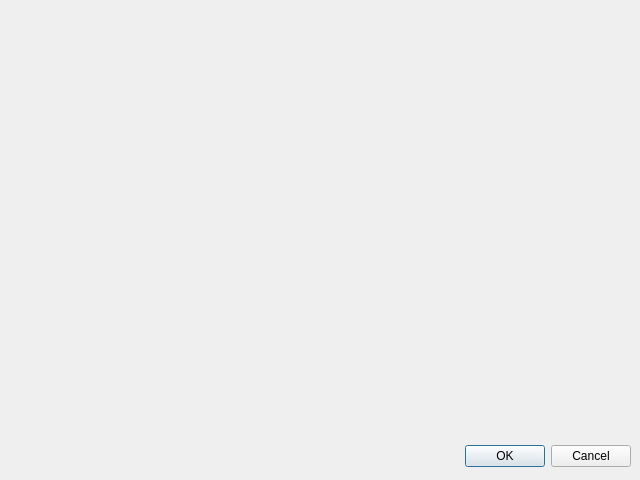
First picture: the form in samplinkdialog.ui, repository taywon18/taycrayon, before the edit.
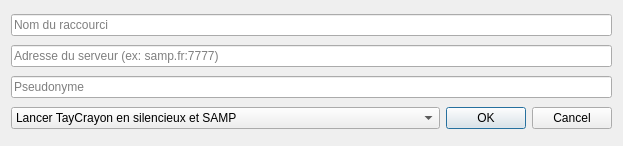
Second picture: the form after the edit. Icons and pictures are not drawn.

The edit to the form file:
```diff
--- a/samplinkdialog.ui
+++ b/samplinkdialog.ui
@@ -5,29 +5,81 @@
    <rect>
     <x>0</x>
     <y>0</y>
-    <width>640</width>
-    <height>480</height>
+    <width>623</width>
+    <height>146</height>
    </rect>
   </property>
   <property name="windowTitle">
    <string>Dialog</string>
   </property>
-  <widget class="QDialogButtonBox" name="buttonBox">
-   <property name="geometry">
-    <rect>
-     <x>10</x>
-     <y>440</y>
-     <width>621</width>
-     <height>32</height>
-    </rect>
-   </property>
-   <property name="orientation">
-    <enum>Qt::Horizontal</enum>
-   </property>
-   <property name="standardButtons">
-    <set>QDialogButtonBox::Cancel|QDialogButtonBox::Ok</set>
-   </property>
-  </widget>
+  <property name="windowIcon">
+   <iconset resource="res/res.qrc">
+    <normaloff>:/shortcut.png</normaloff>:/shortcut.png</iconset>
+  </property>
+  <layout class="QGridLayout" name="gridLayout">
+   <item row="4" column="0">
+    <widget class="QComboBox" name="startChoiceCB">
+     <property name="editable">
+      <bool>false</bool>
+     </property>
+     <item>
+      <property name="text">
+       <string>Lancer TayCrayon en silencieux et SAMP</string>
+      </property>
+     </item>
+     <item>
+      <property name="text">
+       <string>Lancer TayCrayon et SAMP</string>
+      </property>
+     </item>
+     <item>
+      <property name="text">
+       <string>Ne lancer que SAMP</string>
+      </property>
+     </item>
+    </widget>
+   </item>
+   <item row="1" column="0" colspan="2">
+    <widget class="QLineEdit" name="addressLE">
+     <property name="placeholderText">
+      <string>Adresse du serveur (ex: samp.fr:7777)</string>
+     </property>
+    </widget>
+   </item>
+   <item row="2" column="0" colspan="2">
+    <widget class="QLineEdit" name="nicknameLE">
+     <property name="placeholderText">
+      <string>Pseudonyme</string>
+     </property>
+    </widget>
+   </item>
+   <item row="4" column="1">
+    <widget class="QDialogButtonBox" name="buttonBox">
+     <property name="sizePolicy">
+      <sizepolicy hsizetype="Fixed" vsizetype="Fixed">
+       <horstretch>0</horstretch>
+       <verstretch>0</verstretch>
+      </sizepolicy>
+     </property>
+     <property name="orientation">
+      <enum>Qt::Horizontal</enum>
+     </property>
+     <property name="standardButtons">
+      <set>QDialogButtonBox::Cancel|QDialogButtonBox::Ok</set>
+     </property>
+    </widget>
+   </item>
+   <item row="0" column="0" colspan="2">
+    <widget class="QLineEdit" name="NameLE">
+     <property name="placeholderText">
+      <string>Nom du raccourci</string>
+     </property>
+     <property name="clearButtonEnabled">
+      <bool>false</bool>
+     </property>
+    </widget>
+   </item>
+  </layout>
  </widget>
  <resources/>
  <connections>
```
Left out of the diff: 7 changed lines with no effect on the pictures.
